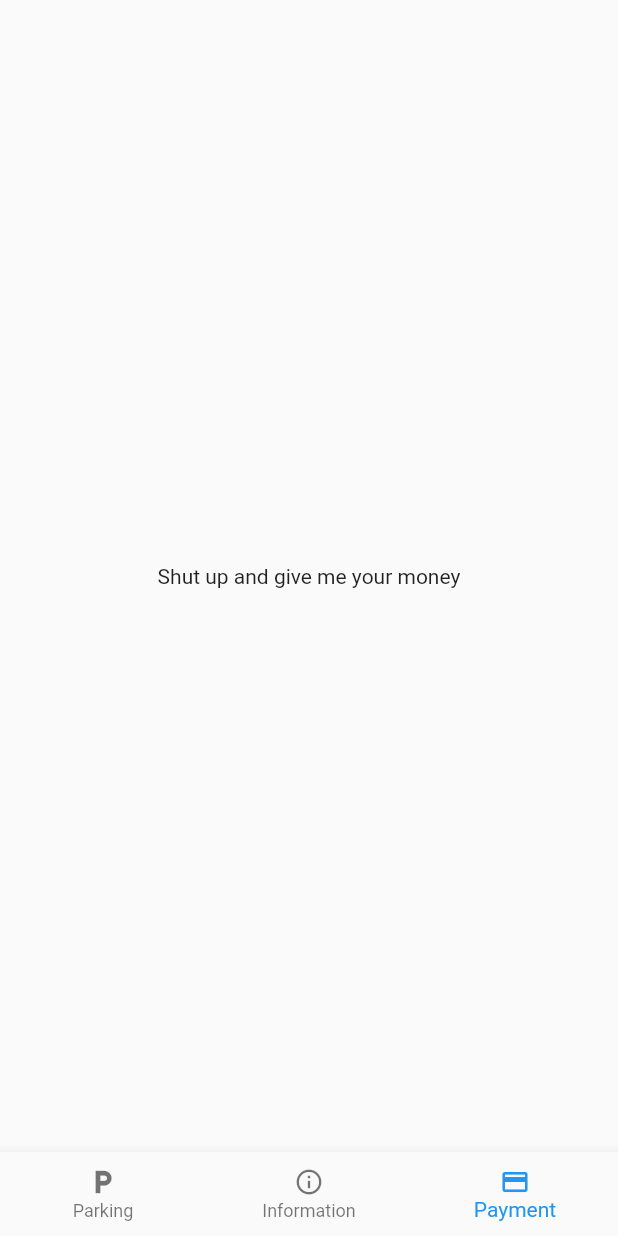
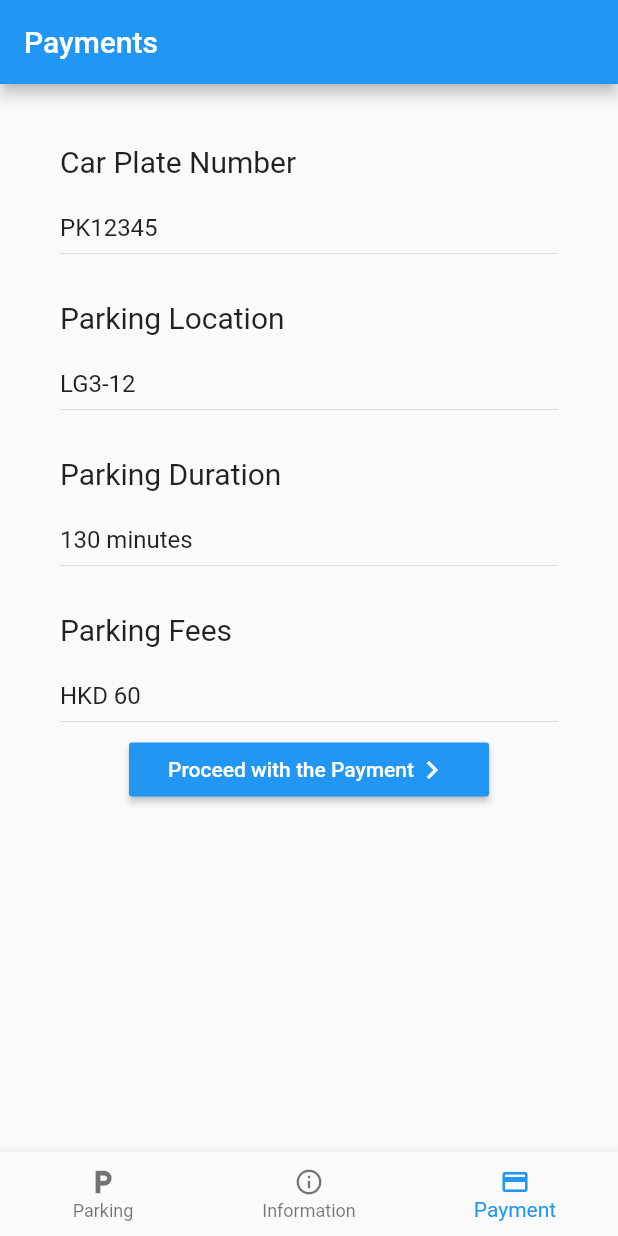
Before and after one commit to elise-ng/FYP_SmartCarPark, a Flutter app: the screen it shows after launch, item 3 of the bottom bar chosen, on a phone screen of 412 x 824 dp. Run offline on Flutter 3.47's test engine with Material 2 defaults, Android fonts, the phone set to English and light mode, and no system bars; our stand-ins replace flutter_masked_text, qr_flutter; missing offline and left inert: awesome_card.

Commit message:
feat: implement ui for payment

```diff
--- /dev/null
+++ b/mobile/lib/pages/payment_methods/pay_inperson.dart
@@ -0,0 +1,47 @@
+import 'package:flutter/material.dart';
+import 'package:qr_flutter/qr_flutter.dart';
+
+class PayInPersonPage extends StatefulWidget {
+  PayInPersonPage({
+    key,
+  }) : super(key: key);
+
+  @override
+  _PayInPersonPageState createState() => _PayInPersonPageState();
+}
+
+class _PayInPersonPageState extends State<PayInPersonPage> {
+  String carPlateNum = "PK12345";
+    String parkingLocation = "LG3-12";
+    int parkingDuation = 130;
+
+  @override
+  Widget build(BuildContext context) {
+    String phoneNum = "98765432";
+    return new MaterialApp(
+      home: new Scaffold(
+        appBar: new AppBar(
+          title: new Text('Payments'),
+          leading: new IconButton(
+            icon: new Icon(Icons.arrow_back),
+                  onPressed: () {
+              },
+          ),
+        ),
+        body: Column(
+          mainAxisAlignment: MainAxisAlignment.spaceEvenly,
+          children: <Widget>[
+            Center(child: QrImage(
+              data: phoneNum,
+              version: QrVersions.auto,
+              size: 300,
+              gapless: false,
+            ),
+            ),
+            Text("Please pay cash in Security Center", style: TextStyle(fontSize: 20)),
+          ],
+        ),
+      ),
+    );
+  }
+}
--- a/mobile/lib/pages/payment_page.dart
+++ b/mobile/lib/pages/payment_page.dart
@@ -10,10 +10,58 @@ class PaymentPage extends StatefulWidget {
 }
 
 class _PaymentPageState extends State<PaymentPage> {
+    String carPlateNum = "PK12345";
+    String parkingLocation = "LG3-12";
+    int parkingDuation = 130;
+
   @override
   Widget build(BuildContext context) {
-    return Center(
-      child: Text("Shut up and give me your money"),
+
+    return new MaterialApp(
+      home: new Scaffold(
+        appBar: new AppBar(
+          title: new Text('Payments'),
+          // leading: new IconButton(
+          //   icon: new Icon(Icons.arrow_back),
+          //         onPressed: () {
+          //     },
+          // ),
+        ),
+        body: ListView(
+          padding: const EdgeInsets.all(40),
+          children: <Widget>[
+            Text("Car Plate Number\n" ,style: TextStyle(fontSize: 20)),
+            Text(carPlateNum ,style: TextStyle(fontSize: 16)),
+            Divider(),
+            Text("\nParking Location\n" ,style: TextStyle(fontSize: 20)),
+            Text(parkingLocation ,style: TextStyle(fontSize: 16)),
+            Divider(),
+            Text("\nParking Duration\n" ,style: TextStyle(fontSize: 20)),
+            Text(parkingDuation.toString() + " minutes" ,style: TextStyle(fontSize: 16)),
+            Divider(),
+            Text("\nParking Fees\n" ,style: TextStyle(fontSize: 20)),
+            Text("HKD " + ((parkingDuation/60).ceil()*20).toString(),style: TextStyle(fontSize: 16)),
+            Divider(),
+            Align(
+                    child: SizedBox(
+                      width: 240,
+                      child: RaisedButton(
+                        color: Theme.of(context).primaryColor,
+                        textColor: Colors.white,
+                        child: Row(mainAxisAlignment: MainAxisAlignment.center,
+                      children: <Widget>[
+                        Text("Proceed with the Payment"),
+                        Icon(Icons.navigate_next)
+                      ], ),
+                        onPressed: () => {},
+                        splashColor: Colors.redAccent,
+                      ),
+                    ),
+                  ),
+
+          ],
+        ),
+      ),
     );
   }
 }
--- a/mobile/pubspec.yaml
+++ b/mobile/pubspec.yaml
@@ -23,6 +23,12 @@ dependencies:
   # The following adds the Cupertino Icons font to your application.
   # Use with the CupertinoIcons class for iOS style icons.
   cupertino_icons: ^0.1.2
+  stripe_payment: ^1.0.6  # Not sure yet
+  awesome_card: ^1.1.0 # for credit card payment
+  flutter_masked_text: ^0.8.0 # for credit card payment
+  qr_flutter: ^3.1.0 # for security center payment
+  tobias: ^1.6.0+1 # alipay
+  http: ^0.12.0+4
 
 dev_dependencies:
   flutter_test:
```
Also changed, not shown: mobile/lib/pages/payment_methods/credit_card.dart (added, +168 -0 lines), mobile/lib/pages/payment_methods/payment_methods.dart (added, +62 -0 lines), mobile/pubspec.lock, 2 other files.
